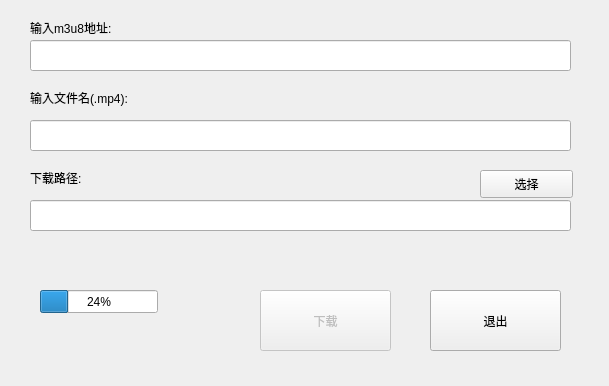
The window that downloader.ui (lighting-Sky/Sky-Downloader) describes before a commit, drawn with Qt 5.
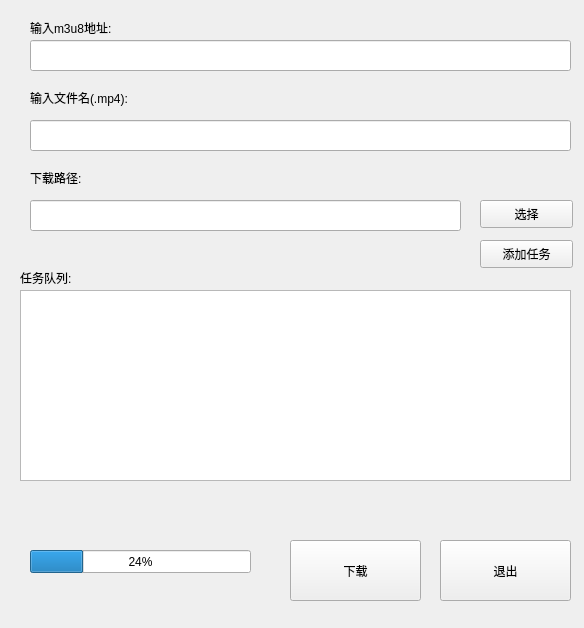
The same window after the commit.

Commit message: 多任务添加

The edit to the form file:
```diff
--- a/downloader.ui
+++ b/downloader.ui
@@ -6,8 +6,8 @@
    <rect>
     <x>0</x>
     <y>0</y>
-    <width>609</width>
-    <height>386</height>
+    <width>584</width>
+    <height>628</height>
    </rect>
   </property>
   <property name="windowTitle">
@@ -15,12 +15,12 @@
   </property>
   <widget class="QPushButton" name="pushButton_download">
    <property name="enabled">
-    <bool>false</bool>
+    <bool>true</bool>
    </property>
    <property name="geometry">
     <rect>
-     <x>260</x>
-     <y>290</y>
+     <x>290</x>
+     <y>540</y>
      <width>131</width>
      <height>61</height>
     </rect>
@@ -93,7 +93,7 @@
     <rect>
      <x>30</x>
      <y>200</y>
-     <width>541</width>
+     <width>431</width>
      <height>31</height>
     </rect>
    </property>
@@ -102,7 +102,7 @@
    <property name="geometry">
     <rect>
      <x>480</x>
-     <y>170</y>
+     <y>200</y>
      <width>93</width>
      <height>28</height>
     </rect>
@@ -114,8 +114,8 @@
   <widget class="QPushButton" name="pushButton_exit">
    <property name="geometry">
     <rect>
-     <x>430</x>
-     <y>290</y>
+     <x>440</x>
+     <y>540</y>
      <width>131</width>
      <height>61</height>
     </rect>
@@ -128,9 +128,9 @@
    <property name="geometry">
     <rect>
      <x>30</x>
-     <y>250</y>
-     <width>531</width>
-     <height>16</height>
+     <y>500</y>
+     <width>521</width>
+     <height>20</height>
     </rect>
    </property>
    <property name="text">
@@ -140,9 +140,9 @@
   <widget class="QProgressBar" name="progressBar">
    <property name="geometry">
     <rect>
-     <x>40</x>
-     <y>290</y>
-     <width>118</width>
+     <x>30</x>
+     <y>550</y>
+     <width>221</width>
      <height>23</height>
     </rect>
    </property>
@@ -150,6 +150,48 @@
     <number>24</number>
    </property>
   </widget>
+  <widget class="QPushButton" name="pushButton">
+   <property name="geometry">
+    <rect>
+     <x>480</x>
+     <y>240</y>
+     <width>93</width>
+     <height>28</height>
+    </rect>
+   </property>
+   <property name="text">
+    <string>添加任务</string>
+   </property>
+  </widget>
+  <widget class="QLabel" name="label_4">
+   <property name="geometry">
+    <rect>
+     <x>20</x>
+     <y>270</y>
+     <width>72</width>
+     <height>15</height>
+    </rect>
+   </property>
+   <property name="text">
+    <string>任务队列:</string>
+   </property>
+  </widget>
+  <widget class="QTableView" name="tableView">
+   <property name="geometry">
+    <rect>
+     <x>20</x>
+     <y>290</y>
+     <width>551</width>
+     <height>191</height>
+    </rect>
+   </property>
+   <property name="showGrid">
+    <bool>true</bool>
+   </property>
+   <attribute name="verticalHeaderVisible">
+    <bool>false</bool>
+   </attribute>
+  </widget>
  </widget>
  <resources/>
  <connections>
```
Left out of the diff: 29 changed lines with no effect on the pictures. The commit also changes 17 other files.
